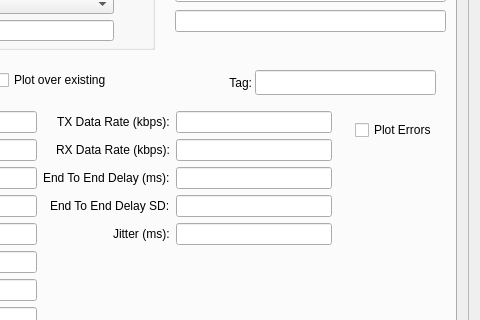
Above: src/gui/mainwindow.ui from dcentelles/comms_log_parser before the change; both pictures show x 420 to 900 and y 344 to 664 of the 900 by 785 pixel window. Below: the same form after it.
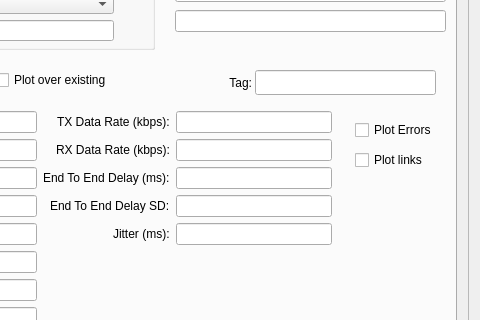
That is the form after the change.

```diff
--- a/src/gui/mainwindow.ui
+++ b/src/gui/mainwindow.ui
@@ -1241,6 +1241,19 @@
              <string>Plot Errors</string>
             </property>
            </widget>
+           <widget class="QCheckBox" name="plotLinksCheckBox">
+            <property name="geometry">
+             <rect>
+              <x>750</x>
+              <y>400</y>
+              <width>151</width>
+              <height>20</height>
+             </rect>
+            </property>
+            <property name="text">
+             <string>Plot links</string>
+            </property>
+           </widget>
           </widget>
           <widget class="QWidget" name="tab_2">
            <attribute name="title">
```
